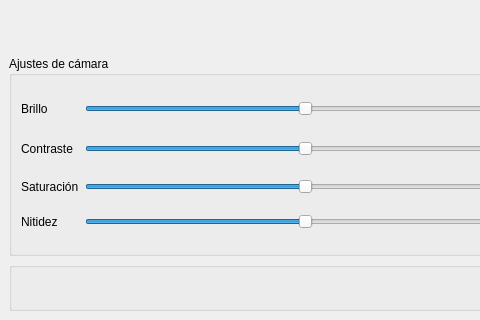
Qt form mainwindow.ui (MiguelFerrerF/OpenCVTest) before a commit; both pictures show x 0 to 480 and y 512 to 832 of the 1122 by 832 pixel window.
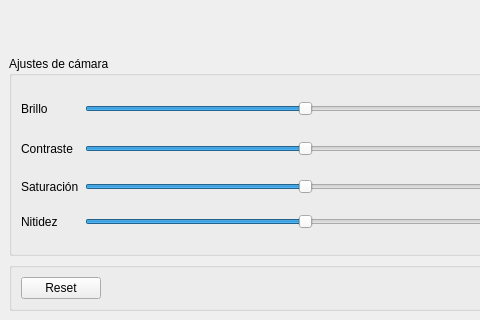
The same form after that commit.

Commit message: Enhances camera control and UI with dynamic property support

```diff
--- a/mainwindow.ui
+++ b/mainwindow.ui
@@ -181,6 +181,13 @@
        <property name="sizeConstraint">
         <enum>QLayout::SizeConstraint::SetMaximumSize</enum>
        </property>
+       <item>
+        <widget class="QPushButton" name="resetButton">
+         <property name="text">
+          <string>Reset</string>
+         </property>
+        </widget>
+       </item>
        <item>
         <spacer name="horizontalSpacer">
          <property name="orientation">
```
Left out of the diff: 4 changed lines with no effect on the pictures. The commit also changes 6 other files.
